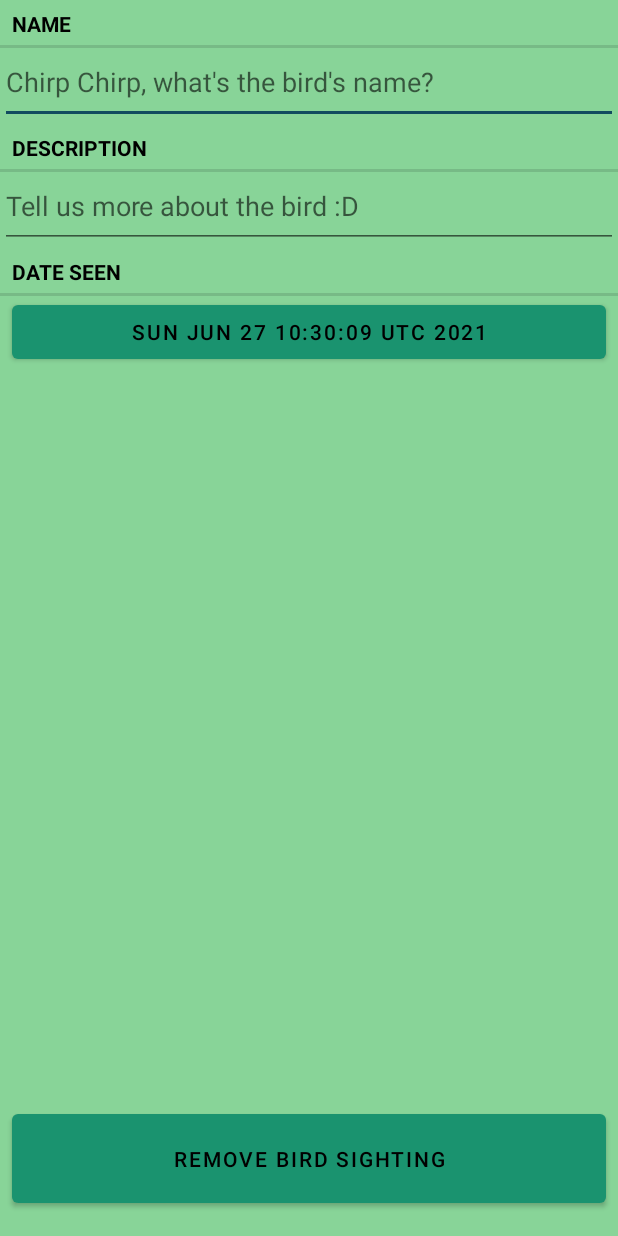
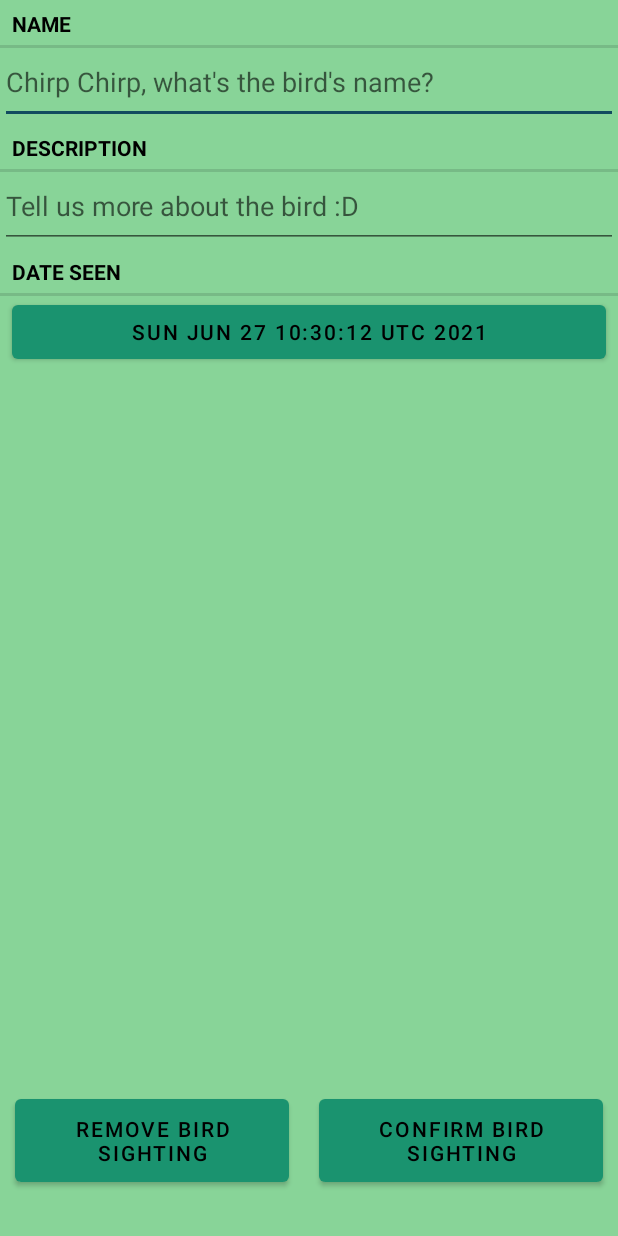
Before and after one commit to WenJun-TheLaw/Bird-Watch--Assignment, an Android app: the screen it shows after launch (BirdPagerActivity), after a tap on "New Bird Sighting", on a phone screen of 412 x 824 dp. Run offline under Robolectric (Android 15) with nearby library versions, the phone set to English and light mode, and no system bars.

Commit message:
Added showBirdCount

```diff
--- a/app/src/main/AndroidManifest.xml
+++ b/app/src/main/AndroidManifest.xml
@@ -9,7 +9,9 @@
         android:roundIcon="@mipmap/ic_launcher_round"
         android:supportsRtl="true"
         android:theme="@style/Theme.BirdWatch">
-        <activity android:name=".BirdPagerActivity"/>
+        <activity
+            android:name=".BirdPagerActivity"
+            android:parentActivityName=".BirdListActivityMain"/>
         <activity android:name=".BirdListActivityMain">
             <intent-filter>
                 <action android:name="android.intent.action.MAIN" />
--- a/app/src/main/java/android/jun/birdwatch/BirdFragment.java
+++ b/app/src/main/java/android/jun/birdwatch/BirdFragment.java
@@ -14,10 +14,10 @@ import android.widget.Button;
 import android.widget.EditText;
 
 import java.util.Date;
+import java.util.Objects;
 import java.util.UUID;
 
-import androidx.annotation.NonNull;
-import androidx.annotation.Nullable;
+import androidx.appcompat.widget.Toolbar;
 import androidx.fragment.app.Fragment;
 import androidx.fragment.app.FragmentManager;
 
@@ -30,14 +30,13 @@ public class BirdFragment extends Fragment {
     private EditText mDescriptionField;
     private Button mDateButton;
     private Button mRemoveButton;
-    private Fragment currentFragment;
+    private Button mConfirmButton;
 
     @Override
     public void onCreate(Bundle savedInstanceState) {
         super.onCreate(savedInstanceState);
         UUID birdId = (UUID) getArguments().getSerializable(ARG_BIRD_ID);
         mBird = BirdList.get(getActivity()).getBird(birdId);
-        currentFragment = this;
     }
 
     @Override
@@ -131,7 +130,7 @@ public class BirdFragment extends Fragment {
                         switch (i){
                             case DialogInterface.BUTTON_POSITIVE:
                                 BirdList.get(getActivity()).removeBird(mBird.getID());
-                                getActivity().onBackPressed();
+                                requireActivity().onBackPressed();
                                 break;
                             case DialogInterface.BUTTON_NEGATIVE:
                                 break;
@@ -145,6 +144,15 @@ public class BirdFragment extends Fragment {
                         .show();
             }
         });
+
+        mConfirmButton = (Button) v.findViewById(R.id.bird_add);
+        mConfirmButton.setOnClickListener(new View.OnClickListener() {
+            @Override
+            public void onClick(View view) {
+                //Basically press back to bring user back to main menu (BirdListActivityMain)
+                requireActivity().onBackPressed();
+            }
+        });
         return v;
     }
 }
--- a/app/src/main/java/android/jun/birdwatch/BirdListActivityMain.java
+++ b/app/src/main/java/android/jun/birdwatch/BirdListActivityMain.java
@@ -1,6 +1,5 @@
 package android.jun.birdwatch;
 
-import androidx.annotation.NonNull;
 import androidx.appcompat.app.AppCompatActivity;
 import androidx.appcompat.app.AppCompatDelegate;
 import androidx.appcompat.widget.Toolbar;
@@ -9,26 +8,29 @@ import androidx.fragment.app.FragmentManager;
 
 import android.content.Intent;
 import android.os.Bundle;
-import android.util.Log;
 import android.view.Menu;
 import android.view.MenuInflater;
 import android.view.MenuItem;
 
 import java.util.List;
-import java.util.UUID;
 
 public class BirdListActivityMain extends AppCompatActivity {
+
+    protected Fragment createFragment() {
+        return new BirdListFragment();
+    }
+
     //Finals
     public static final String CURRENT_NIGHT_MODE = "mCurrentNightMode";
+    public static final String SUBTITLE_VISIBILITY = "mSubtitleVisibility";
     private static final String EXTRA_BIRD_ID  = "bird_id";
 
     //Variables
     private boolean mCurrentNightMode;
+    private boolean mSubtitleVisibility;
     List<Bird> mBirds;
 
-    protected Fragment createFragment() {
-        return new BirdListFragment();
-    }
+
 
     @Override
     public void onCreate(Bundle savedInstanceState) {
@@ -42,10 +44,12 @@ public class BirdListActivityMain extends AppCompatActivity {
         if (savedInstanceState != null) {
             //Restore value of members from saved state
             mCurrentNightMode = savedInstanceState.getBoolean(CURRENT_NIGHT_MODE);
+            mSubtitleVisibility = savedInstanceState.getBoolean(SUBTITLE_VISIBILITY);
         }
         else {
             //Initialize a new instance with default values
             mCurrentNightMode = false;
+            mSubtitleVisibility = false;
         }
 
         //Checking Night mode and setting appropriately
@@ -77,6 +81,7 @@ public class BirdListActivityMain extends AppCompatActivity {
     public void onSaveInstanceState(Bundle savedInstanceState){
         //Saving current states
         savedInstanceState.putBoolean(CURRENT_NIGHT_MODE, mCurrentNightMode);
+        savedInstanceState.putBoolean(SUBTITLE_VISIBILITY, mSubtitleVisibility);
 
         // Always call the superclass so it can save the view hierarchy state
         super.onSaveInstanceState(savedInstanceState);
@@ -85,14 +90,30 @@ public class BirdListActivityMain extends AppCompatActivity {
     // We need to setup the menu bar in the app bar
     public boolean onCreateOptionsMenu(Menu menu) {
         MenuInflater menuInflater = getMenuInflater();  // pop up menu on the app bar
-        menuInflater.inflate(R.menu.menu, menu); // get menu from the xml file, main_menu.xml
+        menuInflater.inflate(R.menu.main_menu, menu); // get menu from the xml file, main_menu.xml
+
+        MenuItem showBird = menu.findItem(R.id.action_show_bird_count);
+        if(mSubtitleVisibility){
+            showBird.setTitle(R.string.action_bar_hide_bird_count);
+        }
+        else{
+            showBird.setTitle(R.string.action_bar_show_bird_count);
+        }
 
         return super.onCreateOptionsMenu(menu);  // return menu object
     }
     @Override
-    public boolean onOptionsItemSelected(@NonNull MenuItem item) {
+    public boolean onOptionsItemSelected(MenuItem item) {
         switch(item.getItemId()){
+            case R.id.action_show_bird_count:
+                //Toggling show bird count
+                mSubtitleVisibility = !mSubtitleVisibility;
+                invalidateOptionsMenu();    //To recreate the options menu
+                updateSubtitle();
+                return true;
+
             case R.id.action_new_bird:
+                //Starting activity with new Bird
                 Intent intent = BirdPagerActivity.newIntent(this, BirdList.get(this).addBird());
                 startActivity(intent);
                 return true;
@@ -117,4 +138,18 @@ public class BirdListActivityMain extends AppCompatActivity {
         }
     }
 
+    //Showing the subtitle under the app name on the toolbar
+    private void updateSubtitle() {
+        //Getting number of birds
+        BirdList birdList = BirdList.get(this);
+        int birdCount = birdList.getBirds().size();
+        String subtitle = getString(R.string.bird_count_format, birdCount);
+
+        if(!mSubtitleVisibility){
+            subtitle = null;
+        }
+
+        this.getSupportActionBar().setSubtitle(subtitle);
+    }
+
 }
--- /dev/null
+++ b/app/src/main/res/drawable-anydpi/ic_show_count.xml
@@ -0,0 +1,16 @@
+<vector xmlns:android="http://schemas.android.com/apk/res/android"
+    android:width="24dp"
+    android:height="24dp"
+    android:viewportWidth="24"
+    android:viewportHeight="24"
+    android:tint="#333333"
+    android:alpha="0.6">
+  <group android:scaleX="0.90909094"
+      android:scaleY="0.90909094"
+      android:translateX="1.0909091"
+      android:translateY="1.0909091">
+    <path
+        android:fillColor="@android:color/white"
+        android:pathData="M2,17h2v0.5L3,17.5v1h1v0.5L2,19v1h3v-4L2,16v1zM3,8h1L4,4L2,4v1h1v3zM2,11h1.8L2,13.1v0.9h3v-1L3.2,13L5,10.9L5,10L2,10v1zM7,5v2h14L21,5L7,5zM7,19h14v-2L7,17v2zM7,13h14v-2L7,11v2z"/>
+  </group>
+</vector>
--- a/app/src/main/res/layout/fragment_bird.xml
+++ b/app/src/main/res/layout/fragment_bird.xml
@@ -1,5 +1,6 @@
 <?xml version="1.0" encoding="utf-8"?>
 <LinearLayout xmlns:android="http://schemas.android.com/apk/res/android"
+    xmlns:app="http://schemas.android.com/apk/res-auto"
     android:orientation="vertical"
     android:layout_width="match_parent"
     android:layout_height="match_parent"
@@ -55,14 +56,24 @@
         android:gravity="bottom">
 
         <Button
-            android:layout_width="match_parent"
+            android:id="@+id/bird_remove"
+            android:layout_width="wrap_content"
             android:layout_height="wrap_content"
-            android:id="@+id/bird_remove"
+            android:layout_weight="1"
+            android:padding="10dp"
+            android:text="@string/bird_remove"
             android:textColor="@color/fontColor"
-            android:text="@string/bird_remove"
-            android:layout_marginHorizontal="8dp"
-            android:layout_marginBottom="8dp"
-            android:padding= "20dp"/>
+            android:layout_margin="10dp"/>
+
+        <Button
+            android:id="@+id/bird_add"
+            android:layout_width="wrap_content"
+            android:layout_height="wrap_content"
+            android:layout_weight="1"
+            android:padding="10dp"
+            android:text="@string/bird_add"
+            android:textColor="@color/fontColor"
+            android:layout_margin="10dp"/>
 
     </LinearLayout>
 
--- a/app/src/main/res/menu/menu.xml
+++ b/app/src/main/res/menu/main_menu.xml
@@ -1,6 +1,12 @@
 <?xml version="1.0" encoding="utf-8"?>
 <menu xmlns:android="http://schemas.android.com/apk/res/android"
     xmlns:app="http://schemas.android.com/apk/res-auto">
+    <item
+        android:id="@+id/action_show_bird_count"
+        android:title = "@string/action_bar_show_bird_count"
+        app:showAsAction="ifRoom|withText"
+        android:icon="@drawable/ic_show_count"
+        app:iconTint="@color/fontColor"/>
 
     <item
         android:id="@+id/action_new_bird"
--- a/app/src/main/res/values/strings.xml
+++ b/app/src/main/res/values/strings.xml
@@ -7,6 +7,9 @@
     <string name="bird_description_label">Description</string>
     <string name="action_bar_switch_theme_label">Switch Theme</string>
     <string name="action_bar_new_bird_label">New Bird Sighting</string>
+    <string name="action_bar_show_bird_count">Show Bird Count</string>
+    <string name="action_bar_hide_bird_count">Hide Bird Count</string>
+    <string name="bird_count_format">%1$d birds</string>
     <string name="bird_remove">Remove Bird Sighting</string>
-
+    <string name="bird_add">Confirm Bird Sighting</string>
 </resources>
```
Also changed, not shown: app/src/main/java/android/jun/birdwatch/BirdListFragment.java (+7 -0 lines), app/src/main/res/drawable-hdpi/ic_show_count.png (added), app/src/main/res/drawable-mdpi/ic_show_count.png (added), app/src/main/res/drawable-xhdpi/ic_show_count.png (added), app/src/main/res/drawable-xxhdpi/ic_show_count.png (added).
